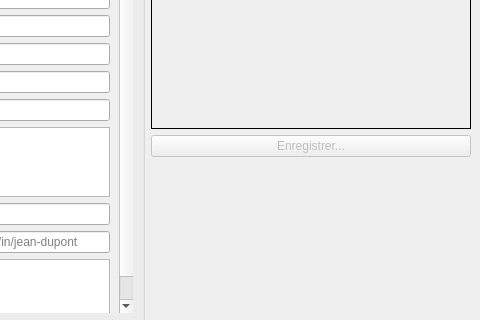
First picture: the form in ui/main_window.ui, repository goncalvesjp/qrcodePy, before the edit; both pictures show x 420 to 900 and y 219 to 539 of the 900 by 700 pixel window.
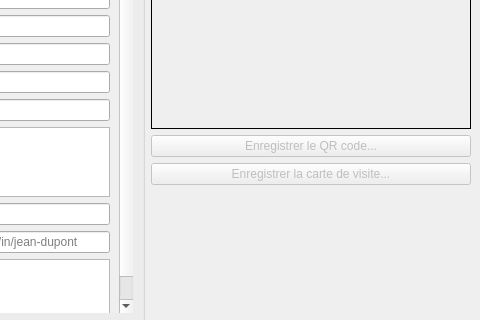
Second picture: the form after the edit.

Commit message: export carte de visite

The edit to the form file:
```diff
--- a/ui/main_window.ui
+++ b/ui/main_window.ui
@@ -296,7 +296,17 @@
          <bool>false</bool>
         </property>
         <property name="text">
-         <string>Enregistrer...</string>
+         <string>Enregistrer le QR code...</string>
+        </property>
+       </widget>
+      </item>
+      <item>
+       <widget class="QPushButton" name="carte_button">
+        <property name="enabled">
+         <bool>false</bool>
+        </property>
+        <property name="text">
+         <string>Enregistrer la carte de visite...</string>
         </property>
        </widget>
       </item>
```
The commit also changes 8 other files.
